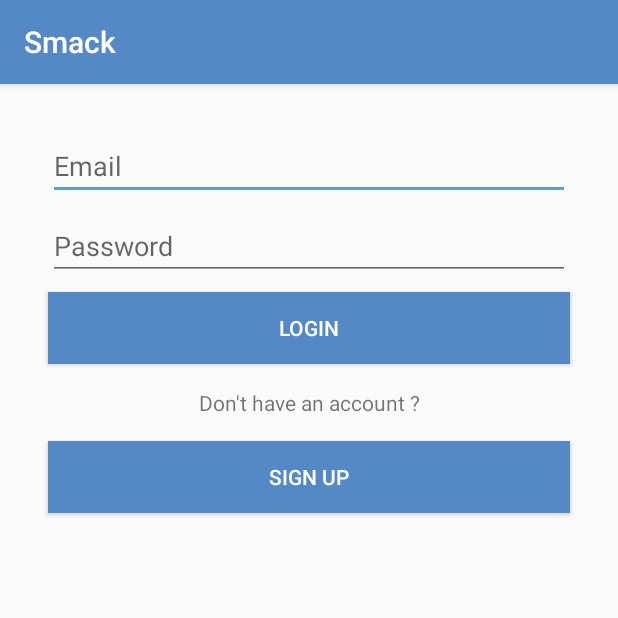
After one commit to nitishmaropost/Smack, an Android app: the LoginActivity screen opened directly, with no data from a screen before it, on a phone screen of 412 x 824 dp, the top half of it. The commit adds this screen. Run offline under Robolectric (Android 15) with nearby library versions, the phone set to English and light mode, and no system bars.

Commit message:
Created login screen

```diff
--- a/app/build.gradle
+++ b/app/build.gradle
@@ -24,7 +24,7 @@ android {
 
 dependencies {
     implementation fileTree(dir: 'libs', include: ['*.jar'])
-    implementation"org.jetbrains.kotlin:kotlin-stdlib-jre7:$kotlin_version"
+    implementation "org.jetbrains.kotlin:kotlin-stdlib-jre7:$kotlin_version"
     implementation 'com.android.support:appcompat-v7:26.1.0'
     implementation 'com.android.support:design:26.1.0'
     implementation 'com.android.support.constraint:constraint-layout:1.0.2'
--- a/app/src/main/AndroidManifest.xml
+++ b/app/src/main/AndroidManifest.xml
@@ -9,7 +9,7 @@
         android:supportsRtl="true"
         android:theme="@style/AppTheme">
         <activity
-            android:name=".MainActivity"
+            android:name=".smack.Controllers.MainActivity"
             android:label="@string/app_name"
             android:theme="@style/AppTheme.NoActionBar">
             <intent-filter>
@@ -18,6 +18,7 @@
                 <category android:name="android.intent.category.LAUNCHER" />
             </intent-filter>
         </activity>
+        <activity android:name=".smack.Controllers.LoginActivity"></activity>
     </application>
 
 </manifest>
--- /dev/null
+++ b/app/src/main/java/com/coderswag/nitish/smack/smack/Controllers/LoginActivity.kt
@@ -0,0 +1,22 @@
+package com.coderswag.nitish.smack.smack.Controllers
+
+import android.support.v7.app.AppCompatActivity
+import android.os.Bundle
+import android.view.View
+import com.coderswag.nitish.smack.R
+
+class LoginActivity : AppCompatActivity() {
+
+    override fun onCreate(savedInstanceState: Bundle?) {
+        super.onCreate(savedInstanceState)
+        setContentView(R.layout.activity_login)
+    }
+
+    fun loginLoginButtonClicked(view: View) {
+
+    }
+
+    fun loginCreateButtonClicked(view: View) {
+
+    }
+}
--- a/app/src/main/java/com/coderswag/nitish/smack/MainActivity.kt
+++ b/app/src/main/java/com/coderswag/nitish/smack/smack/Controllers/MainActivity.kt
@@ -1,14 +1,12 @@
-package com.coderswag.nitish.smack
+package com.coderswag.nitish.smack.smack.Controllers
 
+import android.content.Intent
 import android.os.Bundle
-import android.support.design.widget.Snackbar
-import android.support.design.widget.NavigationView
 import android.support.v4.view.GravityCompat
 import android.support.v7.app.ActionBarDrawerToggle
 import android.support.v7.app.AppCompatActivity
-import android.view.Menu
-import android.view.MenuItem
 import android.view.View
+import com.coderswag.nitish.smack.R
 import kotlinx.android.synthetic.main.activity_main.*
 import kotlinx.android.synthetic.main.app_bar_main.*
 
@@ -35,7 +33,8 @@ class MainActivity : AppCompatActivity() {
     }
 
     fun loginBtnNavClicked(view: View){
-
+        val loginIntent = Intent(this, LoginActivity::class.java)
+        startActivity(loginIntent)
     }
 
     fun addChannelClicked(view: View){
--- /dev/null
+++ b/app/src/main/res/layout/activity_login.xml
@@ -0,0 +1,79 @@
+<?xml version="1.0" encoding="utf-8"?>
+<android.support.constraint.ConstraintLayout xmlns:android="http://schemas.android.com/apk/res/android"
+    xmlns:app="http://schemas.android.com/apk/res-auto"
+    xmlns:tools="http://schemas.android.com/tools"
+    android:layout_width="match_parent"
+    android:layout_height="match_parent"
+    tools:context="com.coderswag.nitish.smack.smack.Controllers.LoginActivity">
+
+    <EditText
+        android:id="@+id/loginEmailText"
+        android:layout_width="0dp"
+        android:layout_height="wrap_content"
+        android:layout_marginEnd="32dp"
+        android:layout_marginStart="32dp"
+        android:layout_marginTop="32dp"
+        android:ems="10"
+        android:hint="Email"
+        android:inputType="textPersonName"
+        app:layout_constraintEnd_toEndOf="parent"
+        app:layout_constraintStart_toStartOf="parent"
+        app:layout_constraintTop_toTopOf="parent" />
+
+    <EditText
+        android:id="@+id/loginPasswordText"
+        android:layout_width="0dp"
+        android:layout_height="wrap_content"
+        android:layout_marginEnd="32dp"
+        android:layout_marginStart="32dp"
+        android:layout_marginTop="8dp"
+        android:ems="10"
+        android:hint="Password"
+        android:inputType="textPassword"
+        app:layout_constraintEnd_toEndOf="parent"
+        app:layout_constraintStart_toStartOf="parent"
+        app:layout_constraintTop_toBottomOf="@+id/loginEmailText" />
+
+    <Button
+        android:id="@+id/loginLoginBtn"
+        android:layout_width="0dp"
+        android:layout_height="wrap_content"
+        android:layout_marginEnd="32dp"
+        android:layout_marginStart="32dp"
+        android:layout_marginTop="8dp"
+        android:background="@color/colorPrimary"
+        android:onClick="loginLoginButtonClicked"
+        android:text="Login"
+        android:textColor="@android:color/white"
+        app:layout_constraintEnd_toEndOf="parent"
+        app:layout_constraintStart_toStartOf="parent"
+        app:layout_constraintTop_toBottomOf="@+id/loginPasswordText" />
+
+    <TextView
+        android:id="@+id/textView"
+        android:layout_width="0dp"
+        android:layout_height="wrap_content"
+        android:layout_marginEnd="32dp"
+        android:layout_marginStart="32dp"
+        android:layout_marginTop="16dp"
+        android:text="Don't have an account ?"
+        android:textAlignment="center"
+        app:layout_constraintEnd_toEndOf="parent"
+        app:layout_constraintStart_toStartOf="parent"
+        app:layout_constraintTop_toBottomOf="@+id/loginLoginBtn" />
+
+    <Button
+        android:id="@+id/loginCreateUserBtn"
+        android:layout_width="0dp"
+        android:layout_height="wrap_content"
+        android:layout_marginEnd="32dp"
+        android:layout_marginStart="32dp"
+        android:layout_marginTop="16dp"
+        android:background="@color/colorPrimary"
+        android:onClick="loginCreateButtonClicked"
+        android:text="Sign Up"
+        android:textColor="@android:color/white"
+        app:layout_constraintEnd_toEndOf="parent"
+        app:layout_constraintStart_toStartOf="parent"
+        app:layout_constraintTop_toBottomOf="@+id/textView" />
+</android.support.constraint.ConstraintLayout>
--- a/app/src/main/res/layout/app_bar_main.xml
+++ b/app/src/main/res/layout/app_bar_main.xml
@@ -4,7 +4,7 @@
     xmlns:tools="http://schemas.android.com/tools"
     android:layout_width="match_parent"
     android:layout_height="match_parent"
-    tools:context="com.coderswag.nitish.smack.MainActivity">
+    tools:context="com.coderswag.nitish.smack.smack.Controllers.MainActivity">
 
     <android.support.design.widget.AppBarLayout
         android:layout_width="match_parent"
--- a/app/src/main/res/layout/content_main.xml
+++ b/app/src/main/res/layout/content_main.xml
@@ -5,7 +5,7 @@
     android:layout_width="match_parent"
     android:layout_height="match_parent"
     app:layout_behavior="@string/appbar_scrolling_view_behavior"
-    tools:context="com.coderswag.nitish.smack.MainActivity"
+    tools:context="com.coderswag.nitish.smack.smack.Controllers.MainActivity"
     tools:showIn="@layout/app_bar_main">
 
     <TextView
```
